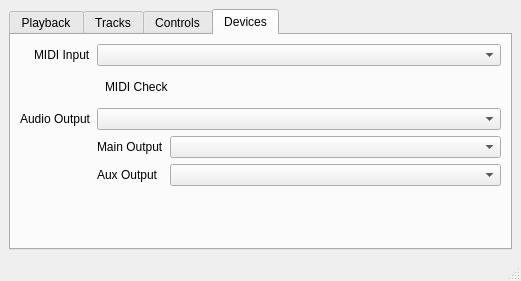
Above: src/komrade-karaoke-gui/mainwindow.ui from adamtnash/komrade-karaoke before the change. Below: the same form after it.
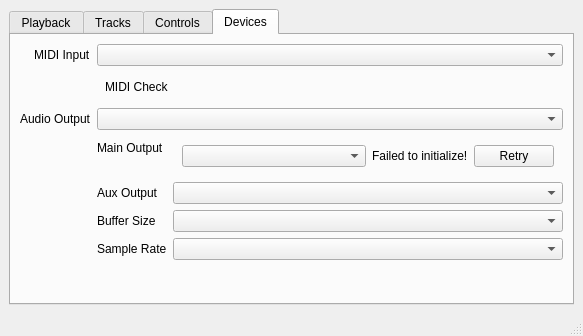
That is the form after the change. The open tabs and pages were chosen to show the change.

Commit message: add buffer and sample rate adjustments; closes #7

```diff
--- a/src/komrade-karaoke-gui/mainwindow.ui
+++ b/src/komrade-karaoke-gui/mainwindow.ui
@@ -6,8 +6,8 @@
    <rect>
     <x>0</x>
     <y>0</y>
-    <width>521</width>
-    <height>281</height>
+    <width>583</width>
+    <height>336</height>
    </rect>
   </property>
   <property name="windowTitle">
@@ -161,6 +161,9 @@
         <string>Devices</string>
        </attribute>
        <layout class="QVBoxLayout" name="verticalLayout_4">
+        <property name="spacing">
+         <number>6</number>
+        </property>
         <item>
          <layout class="QFormLayout" name="formLayout">
           <property name="labelAlignment">
@@ -256,7 +259,49 @@
              </widget>
             </item>
             <item row="0" column="1">
-             <widget class="QComboBox" name="cb_mainOut"/>
+             <layout class="QHBoxLayout" name="horizontalLayout_4">
+              <property name="leftMargin">
+               <number>9</number>
+              </property>
+              <property name="topMargin">
+               <number>9</number>
+              </property>
+              <property name="rightMargin">
+               <number>9</number>
+              </property>
+              <property name="bottomMargin">
+               <number>9</number>
+              </property>
+              <item>
+               <widget class="QComboBox" name="cb_mainOut"/>
+              </item>
+              <item>
+               <widget class="QLabel" name="lb_failedDevice">
+                <property name="sizePolicy">
+                 <sizepolicy hsizetype="Maximum" vsizetype="Preferred">
+                  <horstretch>0</horstretch>
+                  <verstretch>0</verstretch>
+                 </sizepolicy>
+                </property>
+                <property name="text">
+                 <string>Failed to initialize!</string>
+                </property>
+               </widget>
+              </item>
+              <item>
+               <widget class="QPushButton" name="pb_retryDevice">
+                <property name="sizePolicy">
+                 <sizepolicy hsizetype="Maximum" vsizetype="Fixed">
+                  <horstretch>0</horstretch>
+                  <verstretch>0</verstretch>
+                 </sizepolicy>
+                </property>
+                <property name="text">
+                 <string>Retry</string>
+                </property>
+               </widget>
+              </item>
+             </layout>
             </item>
             <item row="1" column="0">
              <widget class="QLabel" name="label_7">
@@ -268,6 +313,26 @@
             <item row="1" column="1">
              <widget class="QComboBox" name="cb_auxOut"/>
             </item>
+            <item row="2" column="0">
+             <widget class="QLabel" name="label_8">
+              <property name="text">
+               <string>Buffer Size</string>
+              </property>
+             </widget>
+            </item>
+            <item row="2" column="1">
+             <widget class="QComboBox" name="cb_bufferSize"/>
+            </item>
+            <item row="3" column="0">
+             <widget class="QLabel" name="label_9">
+              <property name="text">
+               <string>Sample Rate</string>
+              </property>
+             </widget>
+            </item>
+            <item row="3" column="1">
+             <widget class="QComboBox" name="cb_sampleRate"/>
+            </item>
            </layout>
           </item>
          </layout>
```
Left out of the diff: 11 changed lines with no effect on the pictures. The commit also changes 4 other files.
